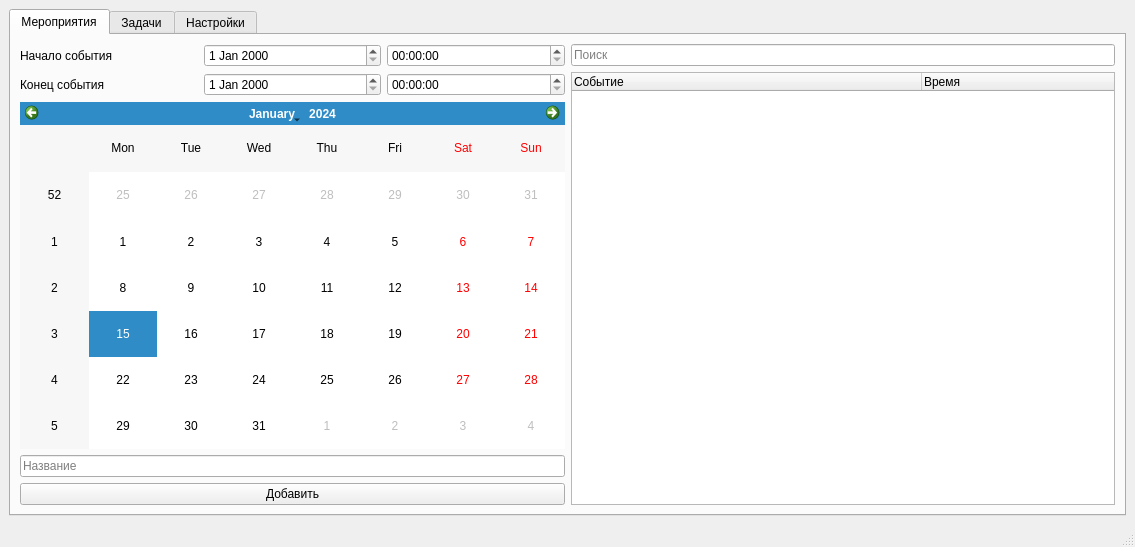
First picture: the form in Client/design_test.ui, repository maxpaleev/Task_manager, before the edit.
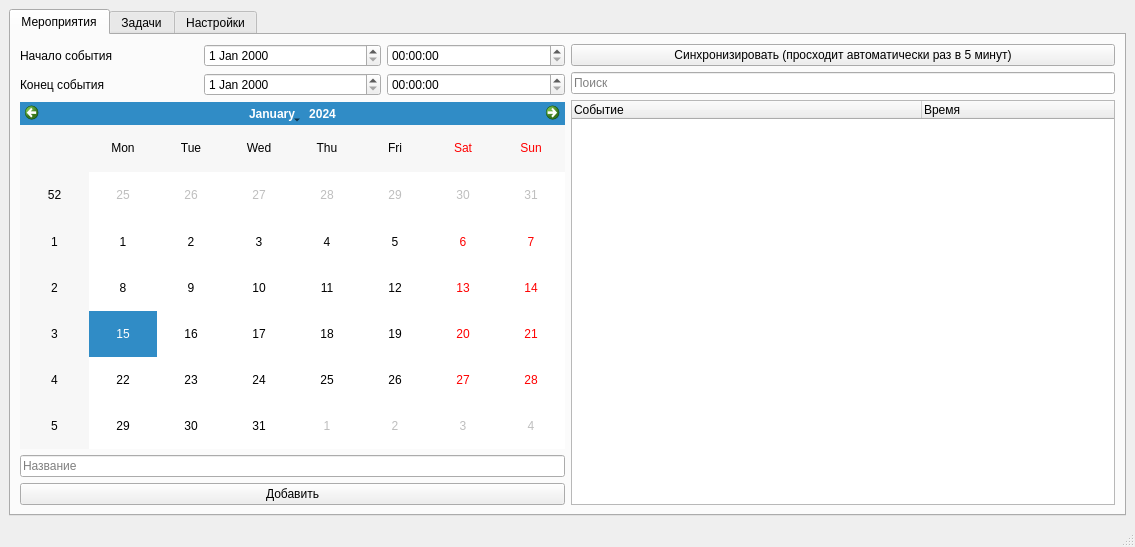
Second picture: the form after the edit.

Commit message: кнопка синхронизации

Patch:
```diff
--- a/Client/design_test.ui
+++ b/Client/design_test.ui
@@ -98,6 +98,13 @@
         </item>
         <item>
          <layout class="QVBoxLayout" name="verticalLayout_5">
+          <item>
+           <widget class="QPushButton" name="syncButton">
+            <property name="text">
+             <string>Синхронизировать (просходит автоматически раз в 5 минут)</string>
+            </property>
+           </widget>
+          </item>
           <item>
            <widget class="QLineEdit" name="searchEvent">
             <property name="autoFillBackground">
@@ -378,13 +385,6 @@
            </item>
           </layout>
          </item>
-         <item>
-          <widget class="QPushButton" name="syncButton">
-           <property name="text">
-            <string>Синхронизировать</string>
-           </property>
-          </widget>
-         </item>
         </layout>
        </widget>
       </widget>
```
The commit also changes 1 other file.
